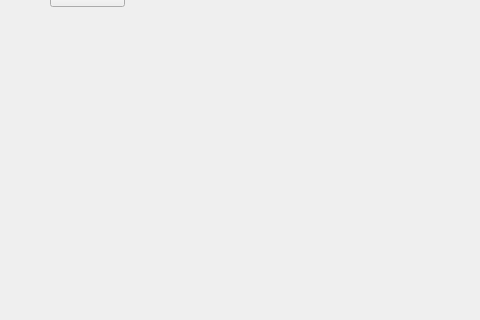
Before: the Qt Designer form src/JsonDemoTemp/JsonDemo03Widget.ui in baulhpthiag/AlphaQtDemo, drawn with Qt 5; both pictures show x 0 to 480 and y 116 to 436 of the 1000 by 800 pixel window.
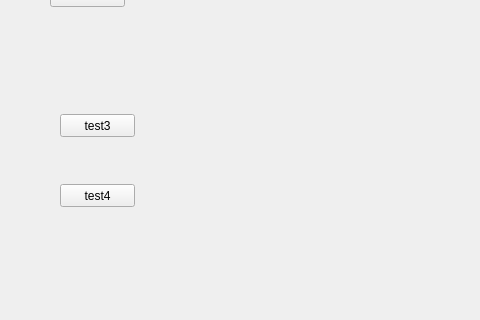
After: the same form once the commit is applied.

Commit message: 修改jsonDemo

What changed in the file:
```diff
--- a/src/JsonDemoTemp/JsonDemo03Widget.ui
+++ b/src/JsonDemoTemp/JsonDemo03Widget.ui
@@ -39,6 +39,32 @@
     <string>test02Button</string>
    </property>
   </widget>
+  <widget class="QPushButton" name="test3Button">
+   <property name="geometry">
+    <rect>
+     <x>60</x>
+     <y>230</y>
+     <width>75</width>
+     <height>23</height>
+    </rect>
+   </property>
+   <property name="text">
+    <string>test3</string>
+   </property>
+  </widget>
+  <widget class="QPushButton" name="test4Button">
+   <property name="geometry">
+    <rect>
+     <x>60</x>
+     <y>300</y>
+     <width>75</width>
+     <height>23</height>
+    </rect>
+   </property>
+   <property name="text">
+    <string>test4</string>
+   </property>
+  </widget>
  </widget>
  <layoutdefault spacing="6" margin="11"/>
  <resources/>
```
Left out of the diff: 34 changed lines with no effect on the pictures. The commit also changes 14 other files.
